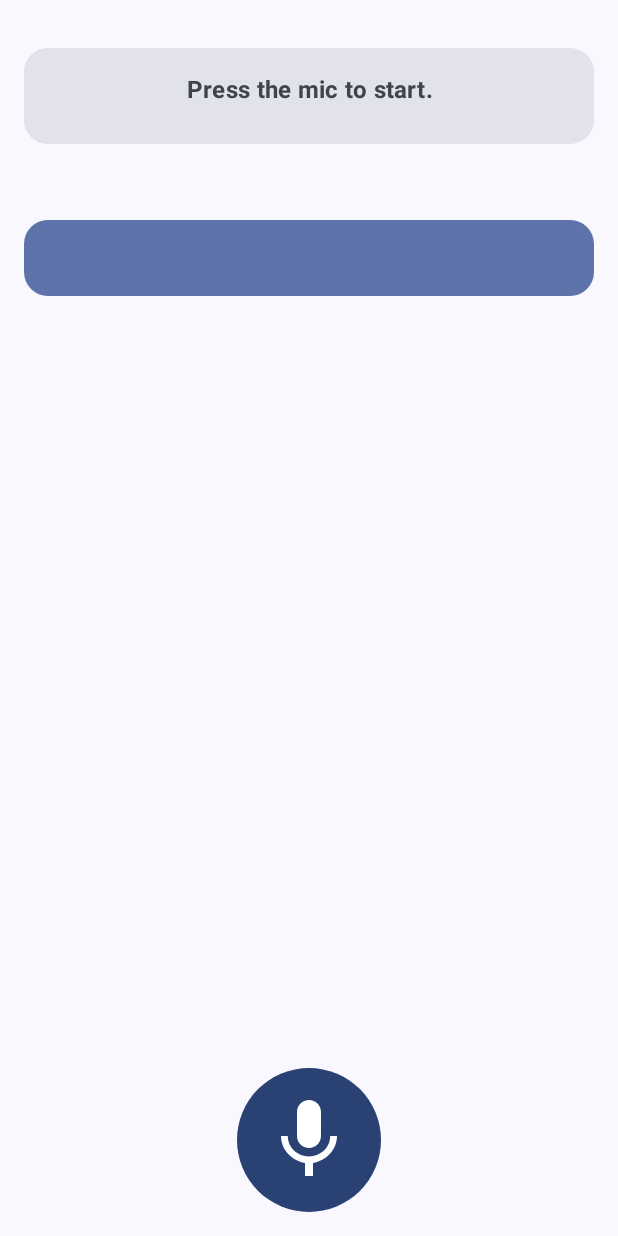
After one commit to Subham38170/Krishi-Mitra, an Android app built with Jetpack Compose: the composable AssistantScreen shown on its own in the app's theme, on a phone screen of 412 x 824 dp. The commit adds this screen. Run offline under Robolectric (Android 15) with nearby library versions, the phone set to English and light mode, and no system bars; our stand-ins replace Dagger/Hilt's generated code; libraries missing offline, so code that uses them is left out: com.google.ai.client.

Commit message:
Backed to original code

```diff
--- a/app/src/main/AndroidManifest.xml
+++ b/app/src/main/AndroidManifest.xml
@@ -9,6 +9,8 @@
     <uses-permission android:name="android.permission.CAMERA" />
     <uses-permission android:name="android.permission.READ_MEDIA_IMAGES"/>
     <uses-permission android:name="android.permission.READ_EXTERNAL_STORAGE"/>
+    <uses-permission android:name="android.permission.RECORD_AUDIO" />
+
 
 
     <application
--- a/app/src/main/java/com/example/krishimitra/Constants.kt
+++ b/app/src/main/java/com/example/krishimitra/Constants.kt
@@ -43,6 +43,7 @@ object Constants {
     const val MANDI_API_KEY = BuildConfig.MANDI_API_KEY
 
     const val WEATHER_API_KEY = BuildConfig.WEATHER_API_KEY
+    const val GEMINI_API_KEY = "AIzaSyC06RscFEUVXSsHkg71iBWgQprFfVJlxG0"
 
 }
 
--- a/app/src/main/java/com/example/krishimitra/DIModule.kt
+++ b/app/src/main/java/com/example/krishimitra/DIModule.kt
@@ -148,7 +148,7 @@ object DIModule {
     fun provideDiseasePredictionRetrofit(): Retrofit {
         return Retrofit
             .Builder()
-            .baseUrl("https://99ccf1317e5e.ngrok-free.app/")
+            .baseUrl("https://609daac8c29c.ngrok-free.app/")
             .addConverterFactory(GsonConverterFactory.create())
             .build()
     }
@@ -258,4 +258,6 @@ object DIModule {
         )
     }
 
+
+
 }
--- /dev/null
+++ b/app/src/main/java/com/example/krishimitra/presentation/assistant_screen/AssistantScreen.kt
@@ -0,0 +1,149 @@
+package com.example.krishimitra.presentation.assistant_screen
+
+import androidx.compose.foundation.layout.Arrangement
+import androidx.compose.foundation.layout.Box
+import androidx.compose.foundation.layout.Column
+import androidx.compose.foundation.layout.Spacer
+import androidx.compose.foundation.layout.fillMaxSize
+import androidx.compose.foundation.layout.fillMaxWidth
+import androidx.compose.foundation.layout.height
+import androidx.compose.foundation.layout.padding
+import androidx.compose.foundation.layout.size
+import androidx.compose.foundation.layout.wrapContentHeight
+import androidx.compose.foundation.shape.CircleShape
+import androidx.compose.foundation.shape.RoundedCornerShape
+import androidx.compose.material.icons.Icons
+import androidx.compose.material3.Card
+import androidx.compose.material3.CardDefaults
+import androidx.compose.material3.FloatingActionButton
+import androidx.compose.material3.Icon
+import androidx.compose.material3.MaterialTheme
+import androidx.compose.material3.Surface
+import androidx.compose.material3.Text
+import androidx.compose.runtime.Composable
+import androidx.compose.runtime.getValue
+import androidx.compose.ui.Alignment
+import androidx.compose.ui.Modifier
+import androidx.compose.ui.draw.clip
+import androidx.compose.ui.platform.LocalContext
+import androidx.compose.ui.res.painterResource
+import androidx.compose.ui.text.font.FontWeight
+import androidx.compose.ui.text.style.TextAlign
+import androidx.compose.ui.unit.dp
+import androidx.lifecycle.compose.collectAsStateWithLifecycle
+import com.example.krishimitra.R
+
+@Composable
+fun AssistantScreen(viewModel: AssistantScreenViewModel) {
+    val uiState by viewModel.uiState.collectAsStateWithLifecycle()
+    val context = LocalContext.current
+
+    Surface(
+        modifier = Modifier.fillMaxSize(),
+        color = MaterialTheme.colorScheme.background
+    ) {
+        Column(
+            modifier = Modifier
+                .fillMaxSize()
+                .padding(16.dp),
+            horizontalAlignment = Alignment.CenterHorizontally,
+            verticalArrangement = Arrangement.SpaceBetween
+        ) {
+            // Top section for status and messages
+            Card(
+                modifier = Modifier
+                    .fillMaxWidth()
+                    .wrapContentHeight()
+                    .padding(top = 16.dp),
+                shape = RoundedCornerShape(16.dp),
+                colors = CardDefaults.cardColors(
+                    containerColor = MaterialTheme.colorScheme.surfaceVariant
+                )
+            ) {
+                Column(
+                    modifier = Modifier.padding(16.dp)
+                ) {
+                    Text(
+                        text = when (uiState.state) {
+                            AssistantState.IDLE -> "Press the mic to start."
+                            AssistantState.LISTENING -> "Listening..."
+                            AssistantState.PROCESSING -> "Processing..."
+                            AssistantState.SPEAKING -> "Speaking..."
+                            AssistantState.ERROR -> "Error"
+                        },
+                        style = MaterialTheme.typography.titleMedium,
+                        fontWeight = FontWeight.Bold,
+                        textAlign = TextAlign.Center,
+                        modifier = Modifier.fillMaxWidth()
+                    )
+                    Spacer(modifier = Modifier.height(8.dp))
+                    if (uiState.state == AssistantState.ERROR && uiState.error != null) {
+                        Text(
+                            text = uiState.error!!,
+                            color = MaterialTheme.colorScheme.error,
+                            style = MaterialTheme.typography.bodySmall,
+                            textAlign = TextAlign.Center,
+                            modifier = Modifier.fillMaxWidth()
+                        )
+                    }
+                }
+            }
+
+            // Central section for spoken text and assistant response
+            Column(
+                modifier = Modifier
+                    .fillMaxWidth()
+                    .padding(vertical = 16.dp),
+                horizontalAlignment = Alignment.CenterHorizontally
+            ) {
+                Text(
+                    text = uiState.spokenText,
+                    style = MaterialTheme.typography.bodyLarge,
+                    textAlign = TextAlign.Center,
+                    color = MaterialTheme.colorScheme.onSurfaceVariant
+                )
+                Spacer(modifier = Modifier.height(16.dp))
+                Card(
+                    modifier = Modifier
+                        .fillMaxWidth()
+                        .wrapContentHeight(),
+                    shape = RoundedCornerShape(16.dp),
+                    colors = CardDefaults.cardColors(
+                        containerColor = MaterialTheme.colorScheme.primaryContainer
+                    )
+                ) {
+                    Text(
+                        text = uiState.assistantResponse,
+                        modifier = Modifier.padding(16.dp),
+                        style = MaterialTheme.typography.bodyLarge,
+                        textAlign = TextAlign.Start,
+                        color = MaterialTheme.colorScheme.onPrimaryContainer
+                    )
+                }
+            }
+
+            // Mic button at the bottom
+            Box(
+                modifier = Modifier.weight(1f),
+                contentAlignment = Alignment.BottomCenter
+            ) {
+                FloatingActionButton(
+                    onClick = {
+                        viewModel.startListening()
+                    },
+                    modifier = Modifier
+                        .size(96.dp)
+                        .clip(CircleShape),
+                    containerColor = MaterialTheme.colorScheme.primary,
+                    contentColor = MaterialTheme.colorScheme.onPrimary
+                ) {
+                    Icon(
+                        painter = painterResource(id = R.drawable.baseline_mic_24),
+                        contentDescription = "Start listening",
+                        modifier = Modifier.size(64.dp)
+                    )
+                }
+            }
+        }
+    }
+}
--- /dev/null
+++ b/app/src/main/res/drawable/outline_mic_24.xml
@@ -0,0 +1,5 @@
+<vector xmlns:android="http://schemas.android.com/apk/res/android" android:height="24dp" android:tint="#000000" android:viewportHeight="960" android:viewportWidth="960" android:width="24dp">
+
+    <path android:fillColor="@android:color/white" android:pathData="M480,560Q430,560 395,525Q360,490 360,440L360,200Q360,150 395,115Q430,80 480,80Q530,80 565,115Q600,150 600,200L600,440Q600,490 565,525Q530,560 480,560ZM480,320Q480,320 480,320Q480,320 480,320L480,320Q480,320 480,320Q480,320 480,320Q480,320 480,320Q480,320 480,320L480,320Q480,320 480,320Q480,320 480,320ZM440,840L440,717Q336,703 268,624Q200,545 200,440L280,440Q280,523 338.5,581.5Q397,640 480,640Q563,640 621.5,581.5Q680,523 680,440L760,440Q760,545 692,624Q624,703 520,717L520,840L440,840ZM480,480Q497,480 508.5,468.5Q520,457 520,440L520,200Q520,183 508.5,171.5Q497,160 480,160Q463,160 451.5,171.5Q440,183 440,200L440,440Q440,457 451.5,468.5Q463,480 480,480Z"/>
+
+</vector>
--- /dev/null
+++ b/app/src/main/res/drawable/sharp_support_agent_24.xml
@@ -0,0 +1,5 @@
+<vector xmlns:android="http://schemas.android.com/apk/res/android" android:height="24dp" android:tint="#000000" android:viewportHeight="960" android:viewportWidth="960" android:width="24dp">
+
+    <path android:fillColor="@android:color/white" android:pathData="M440,840L440,760L760,760L760,476Q760,359 678.5,277.5Q597,196 480,196Q363,196 281.5,277.5Q200,359 200,476L200,720L80,720L80,491L120,491L123,438Q131,370 162.5,312Q194,254 241.5,211Q289,168 350.5,144Q412,120 480,120Q548,120 609,144Q670,168 718,210.5Q766,253 797,311Q828,369 837,437L840,491L880,491L880,720L840,720L840,840L440,840ZM360,560Q343,560 331.5,548.5Q320,537 320,520Q320,503 331.5,491.5Q343,480 360,480Q377,480 388.5,491.5Q400,503 400,520Q400,537 388.5,548.5Q377,560 360,560ZM600,560Q583,560 571.5,548.5Q560,537 560,520Q560,503 571.5,491.5Q583,480 600,480Q617,480 628.5,491.5Q640,503 640,520Q640,537 628.5,548.5Q617,560 600,560ZM241,498Q234,392 305,316Q376,240 482,240Q571,240 638.5,296.5Q706,353 720,441Q629,440 552.5,392Q476,344 435,262Q419,342 367.5,404.5Q316,467 241,498Z"/>
+
+</vector>
```
Also changed, not shown: app/build.gradle.kts (+10 -0 lines), app/src/main/java/com/example/krishimitra/MainActivity.kt (+44 -0 lines), app/src/main/java/com/example/krishimitra/presentation/assistant_screen/AssistantScreenViewModel.kt (added, +151 -0 lines), app/src/main/java/com/example/krishimitra/presentation/disease_prediction_screen/DiseasePredictionViewModel.kt (+62 -54 lines), app/src/main/java/com/example/krishimitra/presentation/nav_graph/NavGraph.kt (+30 -6 lines), app/src/main/java/com/example/krishimitra/presentation/nav_graph/Routes.kt (+6 -1 lines), gradle/libs.versions.toml (+9 -0 lines).
